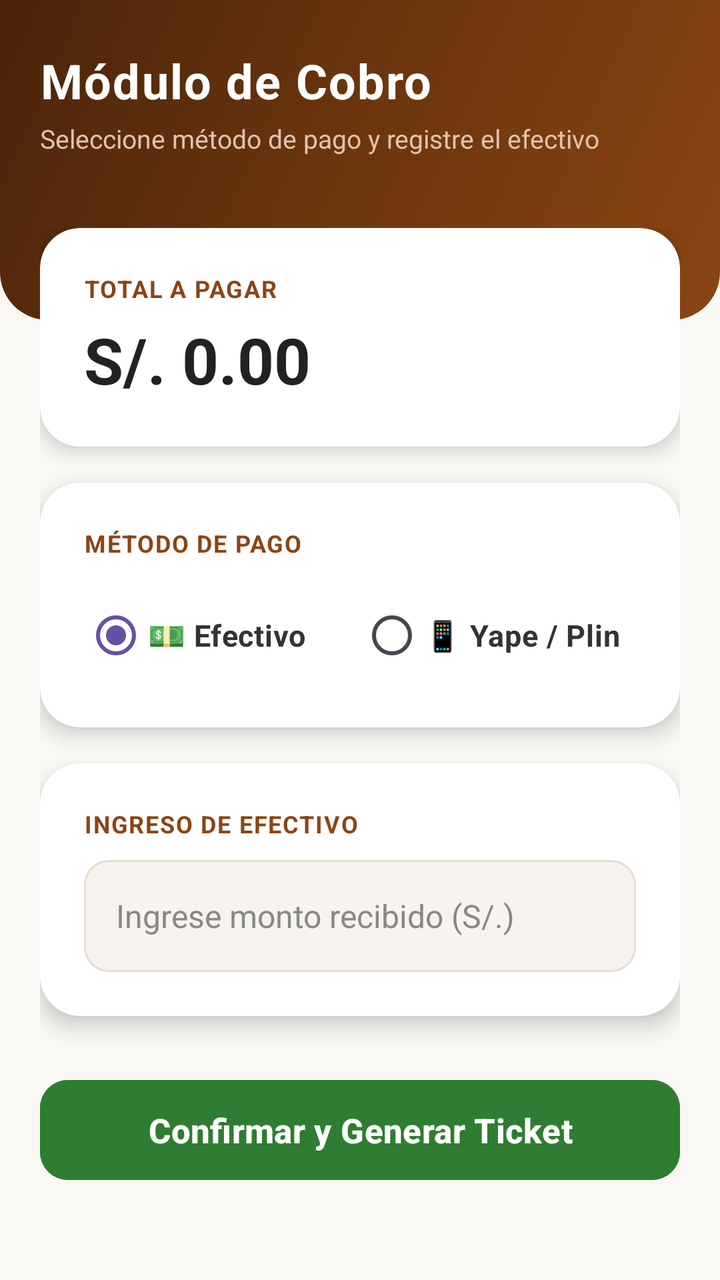
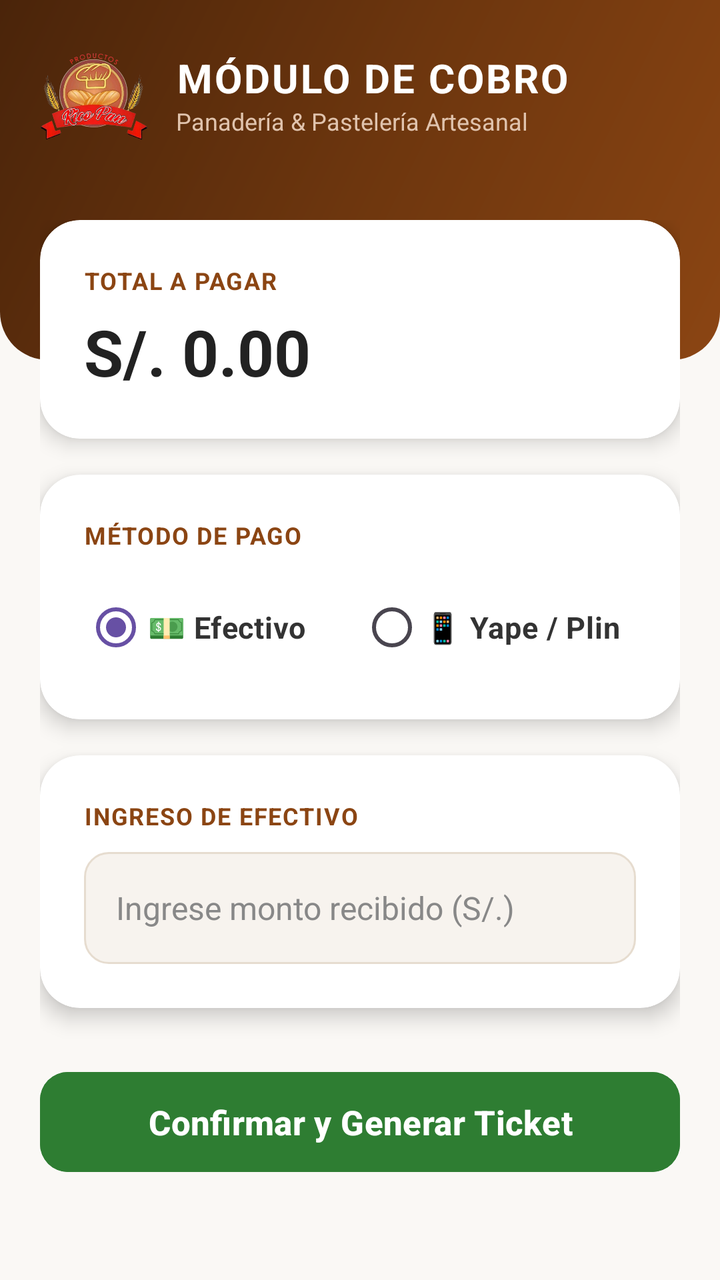

The first picture is an Android layout as it rendered before a commit; the second is the same layout after the commit. The layout source and the unified diff follow.
<!-- AndroidManifest.xml: application theme Theme.Ricopan_ventas -->
<!-- res/layout/activity_cobro.xml -->
<?xml version="1.0" encoding="utf-8"?>
<RelativeLayout xmlns:android="http://schemas.android.com/apk/res/android"
    xmlns:app="http://schemas.android.com/apk/res-auto"
    android:layout_width="match_parent"
    android:layout_height="match_parent"
    android:background="#FAF8F5">

    
    <View
        android:id="@+id/viewHeaderBg"
        android:layout_width="match_parent"
        android:layout_height="160dp"
        android:background="@drawable/bg_header_gradient" />

    <LinearLayout
        android:id="@+id/llHeaderTitle"
        android:layout_width="match_parent"
        android:layout_height="wrap_content"
        android:orientation="vertical"
        android:paddingHorizontal="20dp"
        android:paddingTop="24dp"
        android:paddingBottom="16dp">

        <TextView
            android:layout_width="wrap_content"
            android:layout_height="wrap_content"
            android:text="Módulo de Cobro"
            android:textSize="24sp"
            android:textStyle="bold"
            android:textColor="@android:color/white"
            android:letterSpacing="0.03"/>

        <TextView
            android:layout_width="wrap_content"
            android:layout_height="wrap_content"
            android:text="Seleccione método de pago y registre el efectivo"
            android:textSize="13sp"
            android:textColor="#E0C3AD"
            android:layout_marginTop="4dp"/>
    </LinearLayout>

    <ScrollView
        android:layout_width="match_parent"
        android:layout_height="match_parent"
        android:layout_below="@id/llHeaderTitle"
        android:fillViewport="true"
        android:clipToPadding="false"
        android:padding="20dp">

        <LinearLayout
            android:layout_width="match_parent"
            android:layout_height="wrap_content"
            android:orientation="vertical">

            
            <androidx.cardview.widget.CardView
                android:layout_width="match_parent"
                android:layout_height="wrap_content"
                app:cardCornerRadius="20dp"
                app:cardElevation="6dp"
                app:cardBackgroundColor="@android:color/white"
                android:layout_marginBottom="18dp">

                <LinearLayout
                    android:layout_width="match_parent"
                    android:layout_height="wrap_content"
                    android:padding="22dp"
                    android:orientation="vertical">

                    <TextView
                        android:layout_width="wrap_content"
                        android:layout_height="wrap_content"
                        android:text="TOTAL A PAGAR"
                        android:textColor="#8B4513"
                        android:textSize="12sp"
                        android:textStyle="bold"
                        android:letterSpacing="0.05"/>

                    <TextView
                        android:id="@+id/tvTotalCobro"
                        android:layout_width="wrap_content"
                        android:layout_height="wrap_content"
                        android:text="S/. 0.00"
                        android:textColor="#222222"
                        android:textSize="32sp"
                        android:textStyle="bold"
                        android:layout_marginTop="6dp"/>
                </LinearLayout>
            </androidx.cardview.widget.CardView>

            
            <androidx.cardview.widget.CardView
                android:layout_width="match_parent"
                android:layout_height="wrap_content"
                app:cardCornerRadius="20dp"
                app:cardElevation="6dp"
                app:cardBackgroundColor="@android:color/white"
                android:layout_marginBottom="18dp">

                <LinearLayout
                    android:layout_width="match_parent"
                    android:layout_height="wrap_content"
                    android:padding="22dp"
                    android:orientation="vertical">

                    <TextView
                        android:layout_width="wrap_content"
                        android:layout_height="wrap_content"
                        android:text="MÉTODO DE PAGO"
                        android:textColor="#8B4513"
                        android:textStyle="bold"
                        android:textSize="12sp"
                        android:letterSpacing="0.05"
                        android:layout_marginBottom="14dp"/>

                    <RadioGroup
                        android:id="@+id/rgMetodoPago"
                        android:layout_width="match_parent"
                        android:layout_height="wrap_content"
                        android:orientation="horizontal">

                        <RadioButton
                            android:id="@+id/rbEfectivo"
                            android:layout_width="0dp"
                            android:layout_height="wrap_content"
                            android:layout_weight="1"
                            android:text="💵 Efectivo"
                            android:textSize="15sp"
                            android:textColor="#333333"
                            android:textStyle="bold"
                            android:checked="true"/>

                        <RadioButton
                            android:id="@+id/rbYape"
                            android:layout_width="0dp"
                            android:layout_height="wrap_content"
                            android:layout_weight="1"
                            android:textSize="15sp"
                            android:textColor="#333333"
                            android:textStyle="bold"
                            android:text="📱 Yape / Plin"/>
                    </RadioGroup>
                </LinearLayout>
            </androidx.cardview.widget.CardView>

            
            <androidx.cardview.widget.CardView
                android:id="@+id/llProcesamientoEfectivo"
                android:layout_width="match_parent"
                android:layout_height="wrap_content"
                app:cardCornerRadius="20dp"
                app:cardElevation="6dp"
                app:cardBackgroundColor="@android:color/white"
                android:layout_marginBottom="28dp">

                <LinearLayout
                    android:layout_width="match_parent"
                    android:layout_height="wrap_content"
                    android:padding="22dp"
                    android:orientation="vertical">

                    <TextView
                        android:layout_width="wrap_content"
                        android:layout_height="wrap_content"
                        android:text="INGRESO DE EFECTIVO"
                        android:textColor="#8B4513"
                        android:textStyle="bold"
                        android:textSize="12sp"
                        android:letterSpacing="0.05"
                        android:layout_marginBottom="10dp"/>

                    <EditText
                        android:id="@+id/etMontoRecibido"
                        android:layout_width="match_parent"
                        android:layout_height="56dp"
                        android:hint="Ingrese monto recibido (S/.)"
                        android:textColor="#222222"
                        android:textColorHint="#888888"
                        android:inputType="numberDecimal"
                        android:background="@drawable/bg_input_field"
                        android:paddingHorizontal="16dp"
                        android:textSize="16sp"/>
                </LinearLayout>
            </androidx.cardview.widget.CardView>

            
            <Button
                android:id="@+id/btnConfirmarVenta"
                android:layout_width="match_parent"
                android:layout_height="58dp"
                android:text="Confirmar y Generar Ticket"
                android:backgroundTint="#2E7D32"
                android:textColor="@android:color/white"
                android:textStyle="bold"
                android:textSize="17sp"
                app:cornerRadius="14dp"
                android:elevation="6dp"/>

        </LinearLayout>
    </ScrollView>
</RelativeLayout>
<!-- resources referenced by this layout -->
<resources>
  <!-- drawable bg_header_gradient (drawable) -->
  <?xml version="1.0" encoding="utf-8"?>
  <shape xmlns:android="http://schemas.android.com/apk/res/android"
      android:shape="rectangle">
      <gradient
          android:angle="135"
          android:startColor="#8B4513"
          android:centerColor="#6D360E"
          android:endColor="#4A240A" />
      <corners
          android:bottomLeftRadius="24dp"
          android:bottomRightRadius="24dp" />
  </shape>
  <!-- drawable bg_input_field (drawable) -->
  <?xml version="1.0" encoding="utf-8"?>
  <shape xmlns:android="http://schemas.android.com/apk/res/android"
      android:shape="rectangle">
      <solid android:color="#F7F3EE" />
      <corners android:radius="12dp" />
      <stroke
          android:width="1dp"
          android:color="#E6DCCF" />
  </shape>
  <style name="Theme.Ricopan_ventas" parent="Base.Theme.Ricopan_ventas" />
  <style name="Base.Theme.Ricopan_ventas" parent="Theme.Material3.DayNight.NoActionBar">
          
          
      </style>
</resources>

<!-- the commit's change to res/layout/activity_cobro.xml (unified diff, before → after) -->
@@ -9,34 +9,49 @@
     <View
         android:id="@+id/viewHeaderBg"
         android:layout_width="match_parent"
-        android:layout_height="160dp"
+        android:layout_height="180dp"
         android:background="@drawable/bg_header_gradient" />
 
     <LinearLayout
         android:id="@+id/llHeaderTitle"
         android:layout_width="match_parent"
         android:layout_height="wrap_content"
-        android:orientation="vertical"
+        android:orientation="horizontal"
+        android:gravity="center_vertical"
         android:paddingHorizontal="20dp"
-        android:paddingTop="24dp"
+        android:paddingTop="20dp"
         android:paddingBottom="16dp">
 
-        <TextView
-            android:layout_width="wrap_content"
+        <ImageView
+            android:layout_width="54dp"
+            android:layout_height="54dp"
+            android:src="@drawable/logo_real_rico_pan"
+            android:scaleType="fitCenter"
+            android:layout_marginEnd="14dp"
+            android:contentDescription="Logo Rico Pan" />
+
+        <LinearLayout
+            android:layout_width="0dp"
             android:layout_height="wrap_content"
-            android:text="Módulo de Cobro"
-            android:textSize="24sp"
-            android:textStyle="bold"
-            android:textColor="@android:color/white"
-            android:letterSpacing="0.03"/>
-
-        <TextView
-            android:layout_width="wrap_content"
-            android:layout_height="wrap_content"
-            android:text="Seleccione método de pago y registre el efectivo"
-            android:textSize="13sp"
-            android:textColor="#E0C3AD"
-            android:layout_marginTop="4dp"/>
+            android:layout_weight="1"
+            android:orientation="vertical">
+
+            <TextView
+                android:layout_width="wrap_content"
+                android:layout_height="wrap_content"
+                android:text="MÓDULO DE COBRO"
+                android:textSize="20sp"
+                android:textStyle="bold"
+                android:textColor="@android:color/white"
+                android:letterSpacing="0.05"/>
+
+            <TextView
+                android:layout_width="wrap_content"
+                android:layout_height="wrap_content"
+                android:text="Panadería &amp; Pastelería Artesanal"
+                android:textSize="12sp"
+                android:textColor="#E0C3AD"/>
+        </LinearLayout>
     </LinearLayout>
 
     <ScrollView
<!-- resource entries referenced after the edit -->
@@ -23,6 +23,7 @@
           android:width="1dp"
           android:color="#E6DCCF" />
   </shape>
+  <!-- drawable logo_real_rico_pan: png bitmap (drawable, 315300 bytes) -->
   <style name="Theme.Ricopan_ventas" parent="Base.Theme.Ricopan_ventas" />
   <style name="Base.Theme.Ricopan_ventas" parent="Theme.Material3.DayNight.NoActionBar">
           
